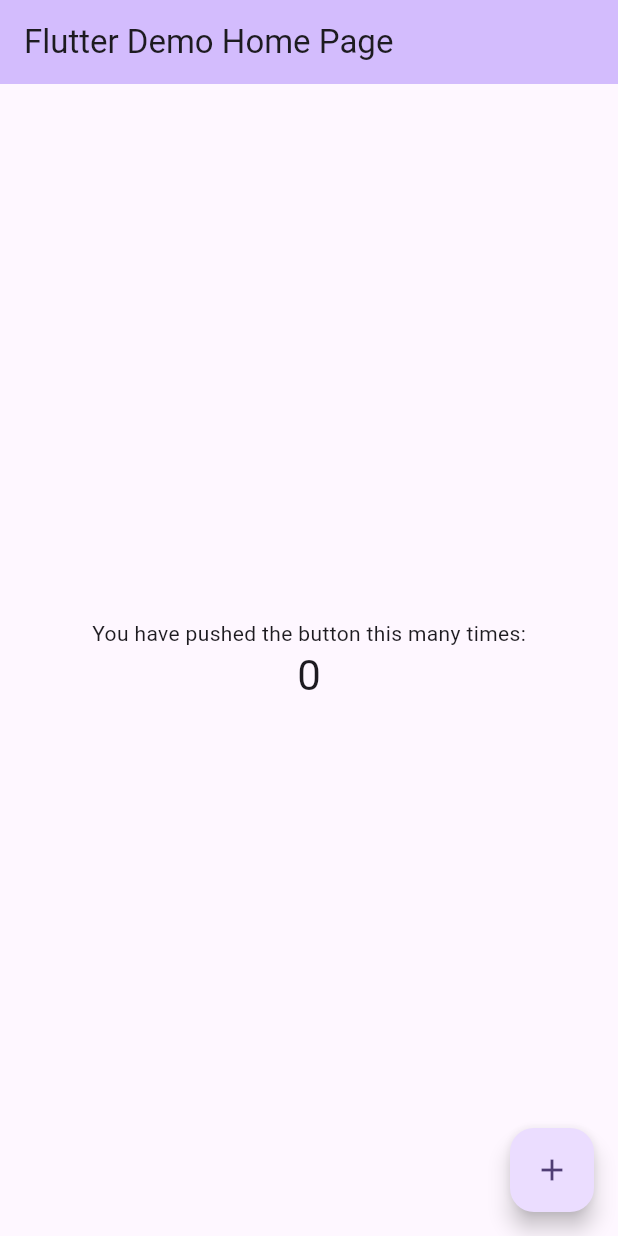
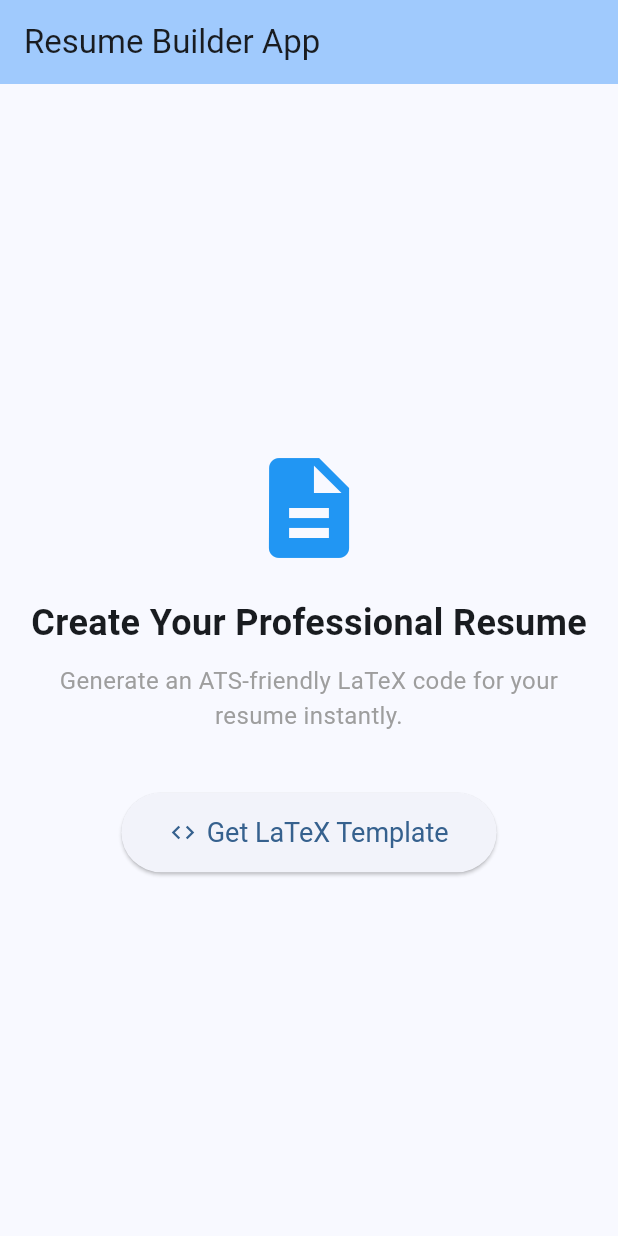
Before and after one commit to could-ai/019af99f-6502-7bd9-ab92-b67eec94edfc, a Flutter app: the screen it shows after launch, on a phone screen of 412 x 824 dp. Run offline on Flutter 3.47's test engine with Material 3 defaults, Android fonts, the phone set to English and light mode, and no system bars.

Commit message:
Created a new screen to display and copy the ATS-friendly LaTeX resume template.; Updated main.dart to include a Home Screen with navigation to the Resume Preview Screen.

```diff
--- a/usr/lib/main.dart
+++ b/usr/lib/main.dart
@@ -1,4 +1,5 @@
 import 'package:flutter/material.dart';
+import 'resume_preview_screen.dart';
 
 void main() {
   runApp(const MyApp());
@@ -7,117 +8,68 @@ void main() {
 class MyApp extends StatelessWidget {
   const MyApp({super.key});
 
-  // This widget is the root of your application.
   @override
   Widget build(BuildContext context) {
     return MaterialApp(
-      title: 'Flutter Demo',
+      title: 'Resume Builder',
       debugShowCheckedModeBanner: false,
       theme: ThemeData(
-        // This is the theme of your application.
-        //
-        // TRY THIS: Try running your application with "flutter run". You'll see
-        // the application has a purple toolbar. Then, without quitting the app,
-        // try changing the seedColor in the colorScheme below to Colors.green
-        // and then invoke "hot reload" (save your changes or press the "hot
-        // reload" button in a Flutter-supported IDE, or press "r" if you used
-        // the command line to start the app).
-        //
-        // Notice that the counter didn't reset back to zero; the application
-        // state is not lost during the reload. To reset the state, use hot
-        // restart instead.
-        //
-        // This works for code too, not just values: Most code changes can be
-        // tested with just a hot reload.
-        colorScheme: ColorScheme.fromSeed(seedColor: Colors.deepPurple),
+        colorScheme: ColorScheme.fromSeed(seedColor: Colors.blue),
+        useMaterial3: true,
       ),
       initialRoute: '/',
       routes: {
-        '/': (context) => const MyHomePage(title: 'Flutter Demo Home Page'),
+        '/': (context) => const HomeScreen(),
+        '/resume': (context) => const ResumePreviewScreen(),
       },
     );
   }
 }
 
-class MyHomePage extends StatefulWidget {
-  const MyHomePage({super.key, required this.title});
-
-  // This widget is the home page of your application. It is stateful, meaning
-  // that it has a State object (defined below) that contains fields that affect
-  // how it looks.
-
-  // This class is the configuration for the state. It holds the values (in this
-  // case the title) provided by the parent (in this case the App widget) and
-  // used by the build method of the State. Fields in a Widget subclass are
-  // always marked "final".
-
-  final String title;
-
-  @override
-  State<MyHomePage> createState() => _MyHomePageState();
-}
-
-class _MyHomePageState extends State<MyHomePage> {
-  int _counter = 0;
-
-  void _incrementCounter() {
-    setState(() {
-      // This call to setState tells the Flutter framework that something has
-      // changed in this State, which causes it to rerun the build method below
-      // so that the display can reflect the updated values. If we changed
-      // _counter without calling setState(), then the build method would not be
-      // called again, and so nothing would appear to happen.
-      _counter++;
-    });
-  }
+class HomeScreen extends StatelessWidget {
+  const HomeScreen({super.key});
 
   @override
   Widget build(BuildContext context) {
-    // This method is rerun every time setState is called, for instance as done
-    // by the _incrementCounter method above.
-    //
-    // The Flutter framework has been optimized to make rerunning build methods
-    // fast, so that you can just rebuild anything that needs updating rather
-    // than having to individually change instances of widgets.
     return Scaffold(
       appBar: AppBar(
-        // TRY THIS: Try changing the color here to a specific color (to
-        // Colors.amber, perhaps?) and trigger a hot reload to see the AppBar
-        // change color while the other colors stay the same.
+        title: const Text('Resume Builder App'),
         backgroundColor: Theme.of(context).colorScheme.inversePrimary,
-        // Here we take the value from the MyHomePage object that was created by
-        // the App.build method, and use it to set our appbar title.
-        title: Text(widget.title),
       ),
       body: Center(
-        // Center is a layout widget. It takes a single child and positions it
-        // in the middle of the parent.
         child: Column(
-          // Column is also a layout widget. It takes a list of children and
-          // arranges them vertically. By default, it sizes itself to fit its
-          // children horizontally, and tries to be as tall as its parent.
-          //
-          // Column has various properties to control how it sizes itself and
-          // how it positions its children. Here we use mainAxisAlignment to
-          // center the children vertically; the main axis here is the vertical
-          // axis because Columns are vertical (the cross axis would be
-          // horizontal).
-          //
-          // TRY THIS: Invoke "debug painting" (choose the "Toggle Debug Paint"
-          // action in the IDE, or press "p" in the console), to see the
-          // wireframe for each widget.
           mainAxisAlignment: MainAxisAlignment.center,
-          children: <Widget>[
-            const Text('You have pushed the button this many times:'),
-            Text('$_counter', style: Theme.of(context).textTheme.headlineMedium),
+          children: [
+            const Icon(Icons.description, size: 80, color: Colors.blue),
+            const SizedBox(height: 20),
+            const Text(
+              'Create Your Professional Resume',
+              style: TextStyle(fontSize: 24, fontWeight: FontWeight.bold),
+            ),
+            const SizedBox(height: 10),
+            const Padding(
+              padding: EdgeInsets.symmetric(horizontal: 32.0),
+              child: Text(
+                'Generate an ATS-friendly LaTeX code for your resume instantly.',
+                textAlign: TextAlign.center,
+                style: TextStyle(fontSize: 16, color: Colors.grey),
+              ),
+            ),
+            const SizedBox(height: 40),
+            ElevatedButton.icon(
+              onPressed: () {
+                Navigator.pushNamed(context, '/resume');
+              },
+              icon: const Icon(Icons.code),
+              label: const Text('Get LaTeX Template'),
+              style: ElevatedButton.styleFrom(
+                padding: const EdgeInsets.symmetric(horizontal: 32, vertical: 16),
+                textStyle: const TextStyle(fontSize: 18),
+              ),
+            ),
           ],
         ),
       ),
-      floatingActionButton: FloatingActionButton(
-        onPressed: _incrementCounter,
-        tooltip: 'Increment',
-        child: const Icon(Icons.add),
-      ), // This trailing comma makes auto-formatting nicer for build methods.
     );
   }
 }
```
Also changed, not shown: usr/lib/resume_preview_screen.dart (added, +134 -0 lines).
